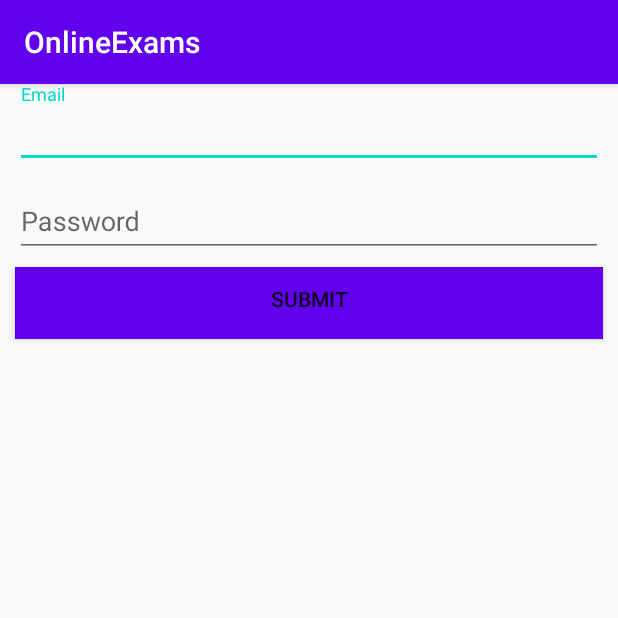
After one commit to TarunReddy099/OnlineExams, an Android app: the LoginActivity screen opened directly, with no data from a screen before it, on a phone screen of 412 x 824 dp, the top half of it. The commit adds this screen. Run offline under Robolectric (Android 15) with nearby library versions, the phone set to English and light mode, and no system bars; our stand-ins replace Firebase (no records; nobody signed in at launch, a user with empty details on screens opened directly).

Commit message:
login done

```diff
--- a/app/build.gradle
+++ b/app/build.gradle
@@ -48,6 +48,7 @@ dependencies {
     implementation 'androidx.navigation:navigation-fragment-ktx:2.0.0'
     implementation 'androidx.navigation:navigation-ui-ktx:2.0.0'
     implementation 'com.google.firebase:firebase-firestore:17.1.2'
+    implementation 'com.google.firebase:firebase-auth:16.0.5'
     testImplementation 'junit:junit:4.12'
     androidTestImplementation 'androidx.test.ext:junit:1.1.1'
     androidTestImplementation 'androidx.test.espresso:espresso-core:3.2.0'
--- a/app/src/main/AndroidManifest.xml
+++ b/app/src/main/AndroidManifest.xml
@@ -13,7 +13,9 @@
         android:roundIcon="@mipmap/ic_launcher_round"
         android:supportsRtl="true"
         android:theme="@style/AppTheme">
-        <activity android:name=".BiologyActivity"></activity>
+        <activity android:name=".ExamLinks"></activity>
+        <activity android:name=".LoginActivity" />
+        <activity android:name=".BiologyActivity" />
         <activity android:name=".SocialActivity" />
         <activity android:name=".EnglishActivity" />
         <activity android:name=".PhysicsActivity" />
--- /dev/null
+++ b/app/src/main/java/com/example/onlineexams/LoginActivity.kt
@@ -0,0 +1,41 @@
+package com.example.onlineexams
+
+import android.content.Intent
+import android.os.Bundle
+import android.util.Log
+import android.widget.EditText
+import android.widget.Toast
+import androidx.appcompat.app.AppCompatActivity
+import com.google.android.gms.tasks.OnCompleteListener
+import com.google.firebase.auth.FirebaseAuth
+import kotlinx.android.synthetic.main.activity_login.*
+
+class LoginActivity : AppCompatActivity() {
+    private val auth: FirebaseAuth? = null
+    override fun onCreate(savedInstanceState: Bundle?) {
+        super.onCreate(savedInstanceState)
+        setContentView(R.layout.activity_login)
+
+        sbutton.setOnClickListener {
+            // get the email and password from the EditText
+            val email = emailid.text.toString()
+            val password = pass.text.toString()
+            // get access to an instance of FirebaseAuth and perform login
+            FirebaseAuth.getInstance()
+                .signInWithEmailAndPassword(email, password)
+                .addOnSuccessListener {
+                    // login successful, update the UI
+                    Log.e("TAG", it.user.email)
+                    val i =Intent(this,ExamLinks::class.java)
+                    startActivity(i)
+                }
+                .addOnFailureListener {
+                    // login failed, probably bad email-password combo or a network issue
+                    it.printStackTrace()
+                }
+                .addOnCompleteListener {
+
+                }
+        }
+    }
+}
--- /dev/null
+++ b/app/src/main/res/layout/activity_login.xml
@@ -0,0 +1,65 @@
+<?xml version="1.0" encoding="utf-8"?>
+<LinearLayout xmlns:android="http://schemas.android.com/apk/res/android"
+    android:orientation="vertical" android:layout_width="match_parent"
+    android:layout_height="match_parent"
+    android:weightSum="1">
+
+    <com.google.android.material.textfield.TextInputLayout
+        android:layout_width="match_parent"
+        android:layout_height="wrap_content"
+        >
+
+        <com.google.android.material.textfield.TextInputEditText
+            android:id="@+id/emailid"
+            android:layout_width="match_parent"
+            android:layout_height="wrap_content"
+            android:layout_marginLeft="10dp"
+            android:layout_marginTop="3dp"
+            android:layout_marginRight="10dp"
+            android:layout_marginBottom="3dp"
+            android:hint="Email" />
+
+
+    </com.google.android.material.textfield.TextInputLayout>
+
+
+    <com.google.android.material.textfield.TextInputLayout
+        android:layout_width="match_parent"
+        android:layout_height="wrap_content"
+        >
+
+        <com.google.android.material.textfield.TextInputEditText
+            android:id="@+id/pass"
+            android:layout_width="match_parent"
+            android:layout_height="wrap_content"
+            android:layout_marginLeft="10dp"
+            android:layout_marginTop="3dp"
+            android:layout_marginRight="10dp"
+            android:layout_marginBottom="3dp"
+            android:hint="Password" />
+
+
+    </com.google.android.material.textfield.TextInputLayout>
+
+
+
+
+
+
+
+
+
+    <Button
+        android:id="@+id/sbutton"
+        android:layout_width="match_parent"
+        android:layout_height="wrap_content"
+        android:background="@color/colorPrimary"
+        android:layout_marginRight="10dp"
+        android:layout_marginLeft="10dp"
+        android:layout_marginBottom="3dp"
+        android:layout_marginTop="3dp"
+        android:paddingBottom="6dp"
+        android:text="SUBMIT" />
+
+
+</LinearLayout>
```
Also changed, not shown: app/src/main/java/com/example/onlineexams/ExamLinks.kt (added, +52 -0 lines), app/src/main/java/com/example/onlineexams/MainActivity.kt (+30 -4 lines), app/src/main/res/drawable/outline.xml (added, +12 -0 lines), app/src/main/res/layout/activity_exam_links.xml (added, +47 -0 lines), app/src/main/res/menu/menu.xml (added, +10 -0 lines), app/src/main/res/values/subjects.xml (added, +10 -0 lines), app/src/main/res/drawable/logo1.jpg (added).
